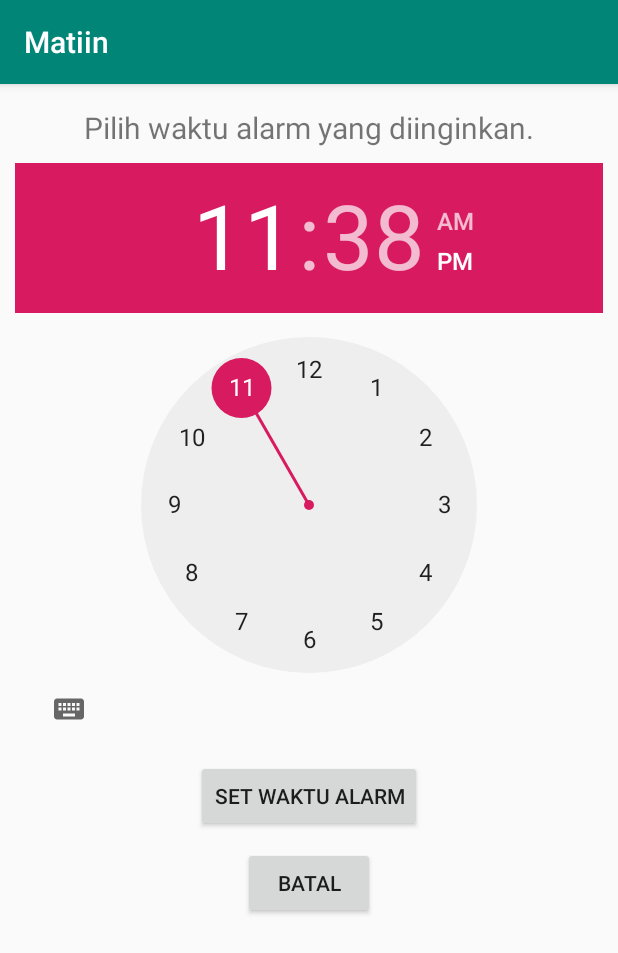
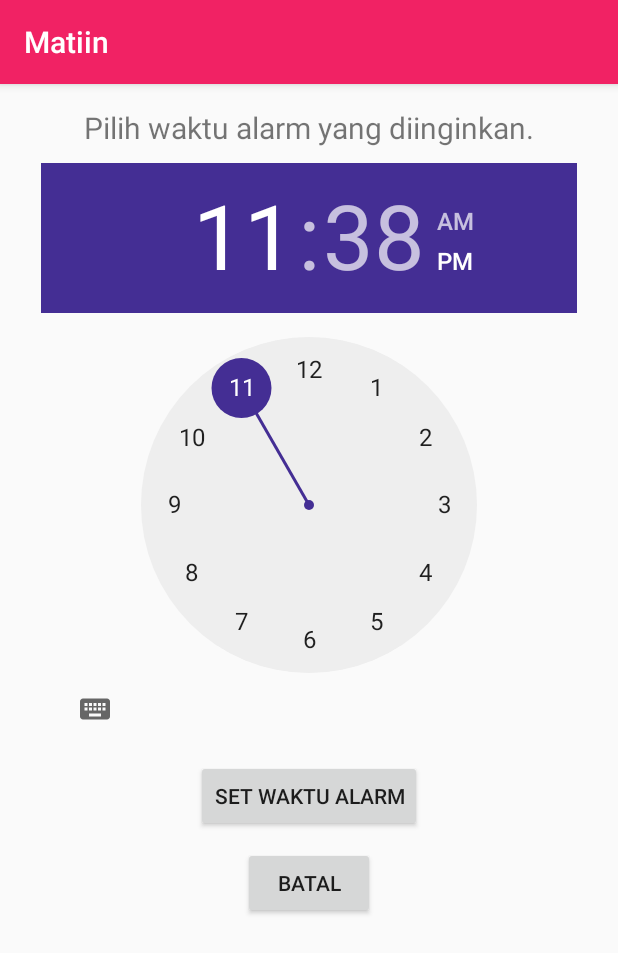
Before and after one commit to raihannizar/Matiin, an Android app: the SetWaktuAlarmActivity screen opened directly, with no data from a screen before it, on a phone screen of 412 x 824 dp. Shown: the top 953 px of the screen. Run offline under Robolectric (Android 15) with nearby library versions, the phone set to English and light mode, and no system bars.

Commit message:
Ubah sedikit UI

```diff
--- a/app/src/main/res/layout/activity_set_waktu_alarm.xml
+++ b/app/src/main/res/layout/activity_set_waktu_alarm.xml
@@ -20,7 +20,7 @@
 
     <TimePicker
         android:id="@+id/time_picker_alarm"
-        android:layout_width="wrap_content"
+        android:layout_width="357dp"
         android:layout_height="wrap_content"
         android:layout_gravity="center"
         android:layout_marginTop="10dp"
--- a/app/src/main/res/layout/dialog_soal.xml
+++ b/app/src/main/res/layout/dialog_soal.xml
@@ -27,7 +27,7 @@
         android:layout_height="wrap_content"
         android:layout_below="@id/edit_text_jawaban"
         android:layout_marginTop="5dp"
-        android:background="@color/colorPrimary"
+        android:background="@color/colorAccent"
         android:text="OK"
         android:textColor="@android:color/white" />
 </RelativeLayout>
--- a/app/src/main/res/values/colors.xml
+++ b/app/src/main/res/values/colors.xml
@@ -1,6 +1,6 @@
 <?xml version="1.0" encoding="utf-8"?>
 <resources>
-    <color name="colorPrimary">#008577</color>
-    <color name="colorPrimaryDark">#00574B</color>
-    <color name="colorAccent">#D81B60</color>
+    <color name="colorPrimary">#F12264</color>
+    <color name="colorPrimaryDark">#98082c</color>
+    <color name="colorAccent">#442E94</color>
 </resources>
```
Also changed, not shown: 4 other files.
